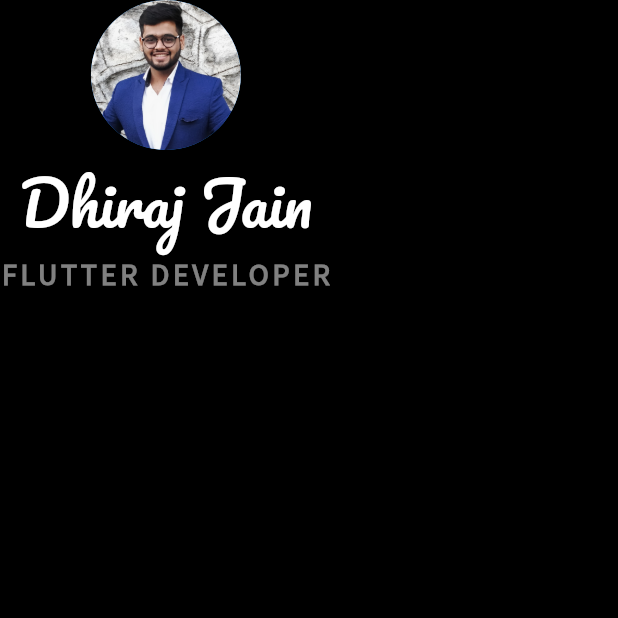
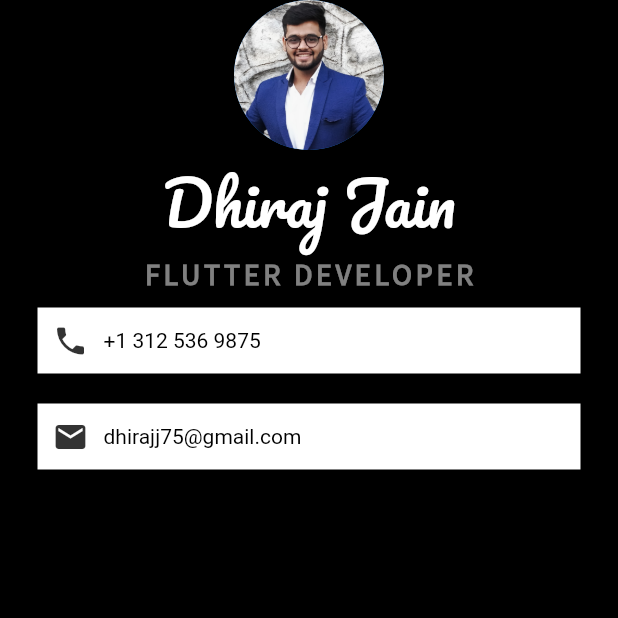
Before and after one commit to dhirajj14/Dhiraj-Jain-Business-Card, a Flutter app: the screen it shows after launch, on a phone screen of 412 x 824 dp, the top half of it. Run offline on Flutter 3.47's test engine with Material 2 defaults, Android fonts, the phone set to English and light mode, and no system bars; Roboto replaces fonts that are missing (SourceSan).

Commit message:
add contact details

```diff
--- a/lib/main.dart
+++ b/lib/main.dart
@@ -36,6 +36,48 @@ class MyApp extends StatelessWidget {
                     fontWeight: FontWeight.bold,
                     letterSpacing: 2.5),
               ),
+              Container(
+                color: Colors.white,
+                margin: EdgeInsets.symmetric(horizontal: 25.0, vertical: 10.0),
+                padding: EdgeInsets.all(10.0),
+                child: Row(
+                  children: <Widget>[
+                    Icon(
+                      Icons.phone,
+                      color: Colors.black.withOpacity(0.8),
+                    ),
+                    SizedBox(
+                      width: 10.0,
+                    ),
+                    Text(
+                      "+1 312 536 9875",
+                      style: TextStyle(
+                          fontFamily: 'SourceSan', color: Colors.black),
+                    ),
+                  ],
+                ),
+              ),
+              Container(
+                color: Colors.white,
+                margin: EdgeInsets.symmetric(horizontal: 25.0, vertical: 10.0),
+                padding: EdgeInsets.all(10.0),
+                child: Row(
+                  children: <Widget>[
+                    Icon(
+                      Icons.email,
+                      color: Colors.black.withOpacity(0.8),
+                    ),
+                    SizedBox(
+                      width: 10.0,
+                    ),
+                    Text(
+                      "dhirajj75@gmail.com",
+                      style: TextStyle(
+                          fontFamily: 'SourceSan', color: Colors.black),
+                    ),
+                  ],
+                ),
+              ),
             ],
           ),
         ),
```
